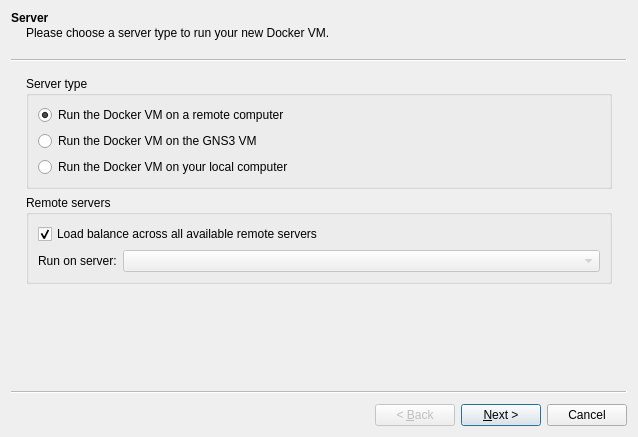
The window that gns3/modules/docker/ui/docker_vm_wizard.ui (GNS3/gns3-gui) describes before a commit, drawn with Qt 5.
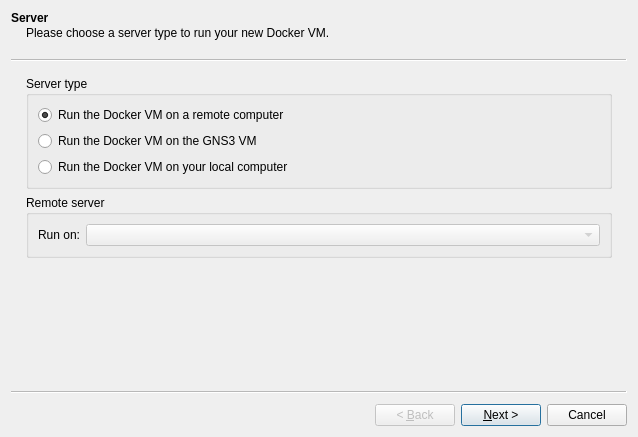
The same window after the commit.

Commit message: Remove load-balancing support. Fixes #1073.

Patch:
```diff
--- a/gns3/modules/docker/ui/docker_vm_wizard.ui
+++ b/gns3/modules/docker/ui/docker_vm_wizard.ui
@@ -60,27 +60,17 @@
     <item>
      <widget class="QGroupBox" name="uiRemoteServersGroupBox">
       <property name="title">
-       <string>Remote servers</string>
+       <string>Remote server</string>
       </property>
       <layout class="QGridLayout" name="gridLayout_7">
-       <item row="0" column="0" colspan="2">
-        <widget class="QCheckBox" name="uiLoadBalanceCheckBox">
-         <property name="text">
-          <string>Load balance across all available remote servers</string>
-         </property>
-         <property name="checked">
-          <bool>true</bool>
-         </property>
-        </widget>
-       </item>
-       <item row="1" column="0">
+       <item row="0" column="0">
         <widget class="QLabel" name="uiRemoteServersLabel">
          <property name="text">
-          <string>Run on server:</string>
+          <string>Run on:</string>
          </property>
         </widget>
        </item>
-       <item row="1" column="1">
+       <item row="0" column="1">
         <widget class="QComboBox" name="uiRemoteServersComboBox">
          <property name="enabled">
           <bool>false</bool>
```
The commit also changes 24 other files.
